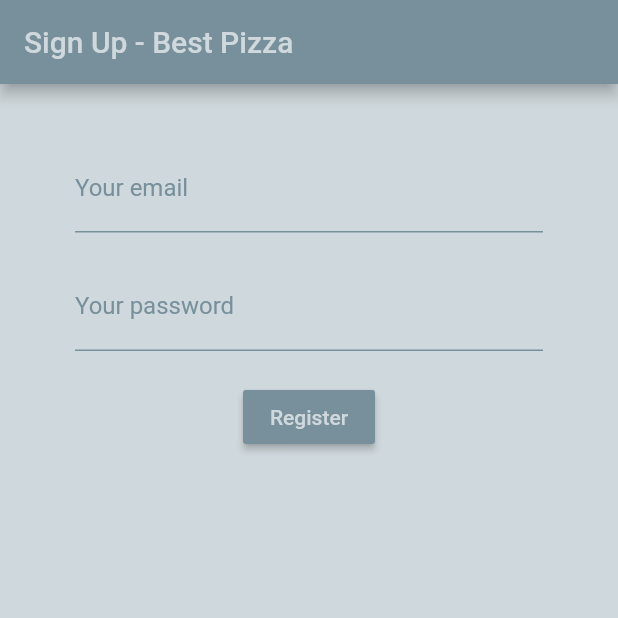
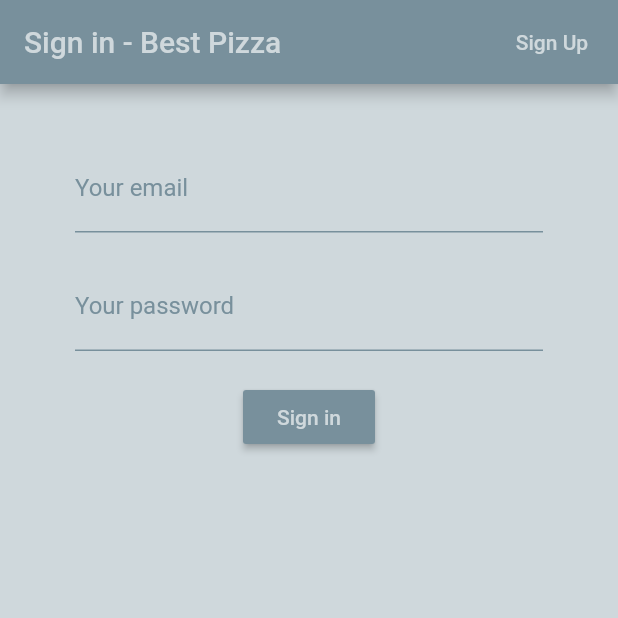
Before and after one commit to arvisIljins/best_pizza-Firebase_Flutter, a Flutter app: the screen it shows after launch, on a phone screen of 412 x 824 dp, the top half of it. Run offline on Flutter 3.47's test engine with Material 2 defaults, Android fonts, the phone set to English and light mode, and no system bars; our stand-ins replace firebase_auth; accounts and stored records are empty.

Commit message:
Set states and toggle between sign in and register

```diff
--- a/lib/screens/authenticate/authenticate.dart
+++ b/lib/screens/authenticate/authenticate.dart
@@ -8,10 +8,17 @@ class Authenticate extends StatefulWidget {
 }
 
 class _AuthenticateState extends State<Authenticate> {
+  bool showSignIn = true;
+  void toggleShowSignIn() {
+    setState(() => (showSignIn = !showSignIn));
+  }
+
   @override
   Widget build(BuildContext context) {
     return Container(
-      child: UserRegister(),
+      child: (showSignIn
+          ? SignIn(toggleShowSignIn)
+          : UserRegister(toggleShowSignIn)),
     );
   }
 }
--- a/lib/screens/authenticate/signIn.dart
+++ b/lib/screens/authenticate/signIn.dart
@@ -3,6 +3,9 @@ import 'package:firbase_example/services/auth.dart';
 import 'package:flutter/material.dart';
 
 class SignIn extends StatefulWidget {
+  final Function toggleShowSignIn;
+  SignIn(this.toggleShowSignIn);
+
   @override
   _SignInState createState() => _SignInState();
 }
@@ -20,10 +23,23 @@ class _SignInState extends State<SignIn> {
       backgroundColor: Colors.blueGrey[100],
       appBar: AppBar(
         backgroundColor: Colors.blueGrey[400],
-        title: Text('Signi in - Best Pizza',
+        title: Text('Sign in - Best Pizza',
             style: TextStyle(
               color: Colors.blueGrey[100],
             )),
+        actions: [
+          FlatButton(
+            onPressed: () {
+              widget.toggleShowSignIn();
+            },
+            child: Text(
+              'Sign Up',
+              style: TextStyle(
+                color: Colors.blueGrey[100],
+              ),
+            ),
+          ),
+        ],
       ),
       body: Container(
           padding: EdgeInsets.symmetric(horizontal: 50, vertical: 20),
```
Also changed, not shown: lib/screens/authenticate/userRegister.dart (+16 -0 lines).
